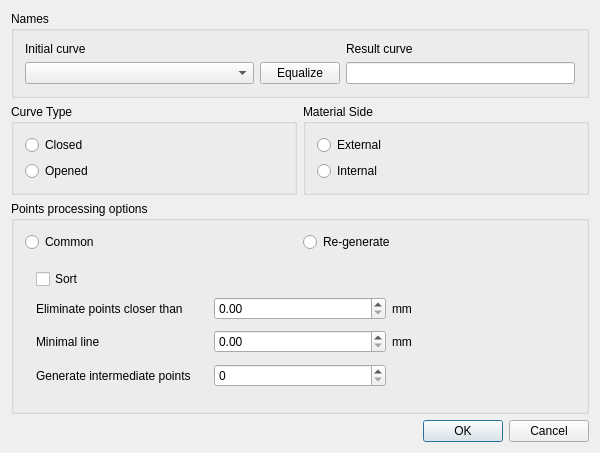
The window that curve/calculatecurvedialog.ui (SoloMainDeveloper/TurbineQC) describes before a commit, drawn with Qt 5.
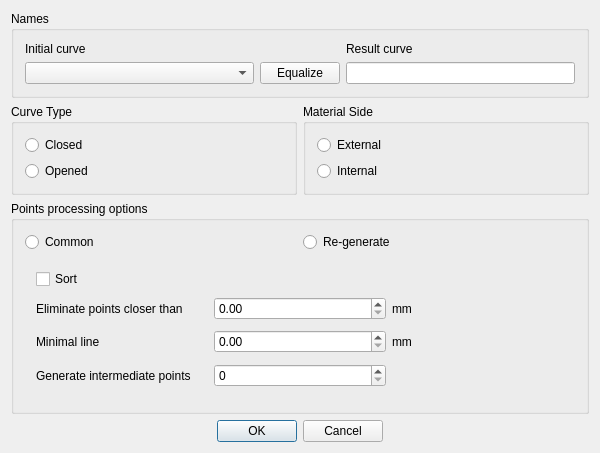
The same window after the commit.

What changed in the file:
```diff
--- a/curve/calculatecurvedialog.ui
+++ b/curve/calculatecurvedialog.ui
@@ -291,6 +291,9 @@
      <property name="standardButtons">
       <set>QDialogButtonBox::Cancel|QDialogButtonBox::Ok</set>
      </property>
+     <property name="centerButtons">
+      <bool>true</bool>
+     </property>
     </widget>
    </item>
   </layout>
```
